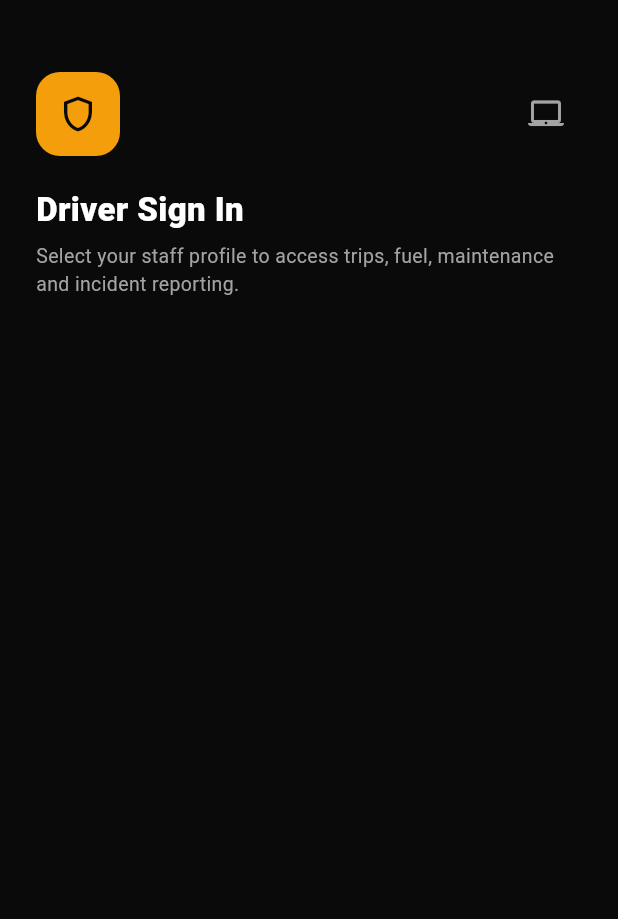
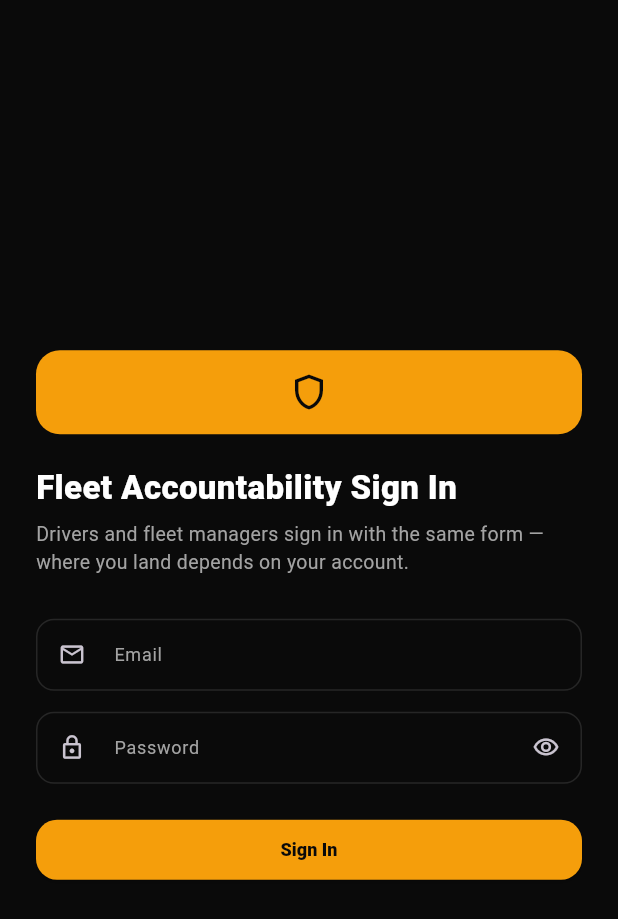
Before and after one commit to baimasonga/Driver-system, a Flutter app: the screen it shows after launch, on a phone screen of 412 x 824 dp. Shown: the top 919 px of the screen. Run offline on Flutter 3.47's test engine with Material 3 defaults, Android fonts, the phone set to English and light mode, and no system bars; our stand-ins replace supabase_flutter; accounts and stored records are empty.

Commit message:
Add real Supabase Auth login and lock down RLS to per-role policies
Replace the permissive placeholder RLS policies from the previous
Supabase migration with real ones, and add the login flow needed to
make them work:

Backend (Supabase):
- New `profiles` table mapping a Supabase Auth user to a role
  ('manager' | 'driver') and, for drivers, their `drivers.id`.
- `is_manager()` / `current_driver_id()` security-definer helpers used
  throughout the RLS policies (EXECUTE restricted to `authenticated`).
- Real per-table policies: managers get full read/write everywhere;
  drivers can only read/write rows tied to their own driver_id (their
  trips, fuel/maintenance requests, incidents, inspections, exceptions
  about them, and their assigned vehicle); spare_parts/tyres/audit_logs
  are manager-only.
- Seeded one Supabase Auth account per existing demo driver plus one
  manager account (credentials in README) so the demo data has real
  logins instead of free-form selection.

App:
- lib/state/auth_provider.dart: wraps Supabase Auth session + profile
  lookup, exposes signIn/signOut.
- lib/root/screens/login_screen.dart: single email/password form for
  both roles.
- lib/root/adaptive_root.dart: now routes signed-out users to login,
  then signed-in users to the web console or driver app by
  profiles.role (not by platform) -- removed the old cross-preview
  toggle, since a driver's RLS-scoped session can't meaningfully
  preview manager-only screens anymore.
- FleetDataProvider.load() now only runs once a session exists; added
  reset() to clear state and drop the Realtime subscription on sign
  out.
- Driver app: dropped the free driver picker in favor of login;
  "Switch Driver" is now "Sign Out".

Co-Authored-By: Claude Sonnet 5 <noreply@anthropic.com>
Claude-Session: https://claude.ai/code/session_01Fk8FeFvDu4jQqJBJ4uwbVz

```diff
--- a/lib/main.dart
+++ b/lib/main.dart
@@ -4,6 +4,7 @@ import 'package:supabase_flutter/supabase_flutter.dart';
 
 import 'config/supabase_config.dart';
 import 'root/adaptive_root.dart';
+import 'state/auth_provider.dart';
 import 'state/fleet_data_provider.dart';
 import 'theme/app_theme.dart';
 
@@ -24,70 +25,47 @@ class FleetApp extends StatefulWidget {
 }
 
 class _FleetAppState extends State<FleetApp> {
+  final AuthProvider _auth = AuthProvider();
   final FleetDataProvider _data = FleetDataProvider();
 
   @override
   void initState() {
     super.initState();
-    _data.load();
+    _auth.addListener(_onAuthChanged);
+    // Handle an already-persisted session from a previous app launch.
+    if (_auth.session != null) _data.load();
+  }
+
+  void _onAuthChanged() {
+    if (_auth.session != null) {
+      if (!_data.isLoaded) _data.load();
+    } else {
+      _data.reset();
+    }
   }
 
   @override
   void dispose() {
+    _auth.removeListener(_onAuthChanged);
+    _auth.dispose();
     _data.dispose();
     super.dispose();
   }
 
   @override
   Widget build(BuildContext context) {
-    return ChangeNotifierProvider<FleetDataProvider>.value(
-      value: _data,
+    return MultiProvider(
+      providers: [
+        ChangeNotifierProvider<AuthProvider>.value(value: _auth),
+        ChangeNotifierProvider<FleetDataProvider>.value(value: _data),
+      ],
       child: MaterialApp(
         title: 'Driver & Fleet Accountability Management',
         debugShowCheckedModeBanner: false,
         theme: AppTheme.dark,
         darkTheme: AppTheme.dark,
         themeMode: ThemeMode.dark,
-        home: Consumer<FleetDataProvider>(
-          builder: (context, data, _) {
-            if (!data.isLoaded) {
-              return const Scaffold(
-                backgroundColor: AppColors.neutral950,
-                body: Center(child: CircularProgressIndicator(color: AppColors.amber500)),
-              );
-            }
-            if (data.loadError != null) {
-              return Scaffold(
-                backgroundColor: AppColors.neutral950,
-                body: Center(
-                  child: Padding(
-                    padding: const EdgeInsets.all(24),
-                    child: Column(
-                      mainAxisSize: MainAxisSize.min,
-                      children: [
-                        const Icon(Icons.cloud_off, color: AppColors.red500, size: 40),
-                        const SizedBox(height: 16),
-                        const Text(
-                          "Couldn't reach the fleet backend",
-                          style: TextStyle(color: Colors.white, fontWeight: FontWeight.w800, fontSize: 16),
-                        ),
-                        const SizedBox(height: 8),
-                        Text(
-                          data.loadError!,
-                          textAlign: TextAlign.center,
-                          style: const TextStyle(color: AppColors.neutral400, fontSize: 12),
-                        ),
-                        const SizedBox(height: 20),
-                        ElevatedButton(onPressed: data.load, child: const Text('Retry')),
-                      ],
-                    ),
-                  ),
-                ),
-              );
-            }
-            return const AdaptiveRoot();
-          },
-        ),
+        home: const AdaptiveRoot(),
       ),
     );
   }
--- a/lib/mobile/screens/driver_select_screen.dart
+++ /dev/null
@@ -1,96 +0,0 @@
-import 'package:flutter/material.dart';
-import 'package:provider/provider.dart';
-
-import '../../state/fleet_data_provider.dart';
-import '../../theme/app_theme.dart';
-
-class DriverSelectScreen extends StatelessWidget {
-  final VoidCallback? onSwitchToWebPreview;
-  final ValueChanged<String> onDriverSelected;
-
-  const DriverSelectScreen({super.key, this.onSwitchToWebPreview, required this.onDriverSelected});
-
-  @override
-  Widget build(BuildContext context) {
-    final data = context.watch<FleetDataProvider>();
-
-    return Scaffold(
-      backgroundColor: AppColors.neutral950,
-      body: SafeArea(
-        child: Padding(
-          padding: const EdgeInsets.all(24),
-          child: Column(
-            crossAxisAlignment: CrossAxisAlignment.start,
-            children: [
-              const SizedBox(height: 24),
-              Row(
-                children: [
-                  Container(
-                    width: 56,
-                    height: 56,
-                    decoration: BoxDecoration(color: AppColors.amber500, borderRadius: BorderRadius.circular(16)),
-                    child: const Icon(Icons.shield_outlined, color: AppColors.neutral950, size: 28),
-                  ),
-                  const Spacer(),
-                  if (onSwitchToWebPreview != null)
-                    IconButton(
-                      tooltip: 'Preview web console',
-                      onPressed: onSwitchToWebPreview,
-                      icon: const Icon(Icons.laptop_mac_outlined, color: AppColors.neutral400),
-                    ),
-                ],
-              ),
-              const SizedBox(height: 20),
-              const Text('Driver Sign In', style: TextStyle(color: Colors.white, fontSize: 22, fontWeight: FontWeight.w900)),
-              const SizedBox(height: 6),
-              const Text(
-                'Select your staff profile to access trips, fuel, maintenance and incident reporting.',
-                style: TextStyle(color: AppColors.neutral400, fontSize: 13),
-              ),
-              const SizedBox(height: 24),
-              Expanded(
-                child: ListView.separated(
-                  itemCount: data.drivers.length,
-                  separatorBuilder: (_, __) => const SizedBox(height: 12),
-                  itemBuilder: (context, i) {
-                    final d = data.drivers[i];
-                    final vehicle = data.vehicleForDriver(d.id);
-                    return InkWell(
-                      borderRadius: BorderRadius.circular(18),
-                      onTap: () => onDriverSelected(d.id),
-                      child: Container(
-                        padding: const EdgeInsets.all(14),
-                        decoration: BoxDecoration(
-                          color: AppColors.neutral900,
-                          borderRadius: BorderRadius.circular(18),
-                          border: Border.all(color: AppColors.neutral800),
-                        ),
-                        child: Row(
-                          children: [
-                            CircleAvatar(radius: 24, backgroundImage: NetworkImage(d.photoUrl)),
-                            const SizedBox(width: 14),
-                            Expanded(
-                              child: Column(
-                                crossAxisAlignment: CrossAxisAlignment.start,
-                                children: [
-                                  Text(d.name, style: const TextStyle(color: Colors.white, fontWeight: FontWeight.w700, fontSize: 14)),
-                                  Text('${d.staffNumber} · ${vehicle?.registrationNumber ?? "Unassigned"}',
-                                      style: const TextStyle(color: AppColors.neutral400, fontSize: 11.5)),
-                                ],
-                              ),
-                            ),
-                            const Icon(Icons.chevron_right, color: AppColors.neutral400),
-                          ],
-                        ),
-                      ),
-                    );
-                  },
-                ),
-              ),
-            ],
-          ),
-        ),
-      ),
-    );
-  }
-}
--- a/lib/root/adaptive_root.dart
+++ b/lib/root/adaptive_root.dart
@@ -1,48 +1,109 @@
-import 'package:flutter/foundation.dart' show kIsWeb;
 import 'package:flutter/material.dart';
+import 'package:provider/provider.dart';
 
 import '../mobile/driver_app_shell.dart';
-import '../mobile/screens/driver_select_screen.dart';
+import '../state/auth_provider.dart';
+import '../state/fleet_data_provider.dart';
+import '../theme/app_theme.dart';
 import '../web/web_dashboard_shell.dart';
+import 'screens/login_screen.dart';
 
 /// Single Flutter codebase, two front-ends: a Fleet Manager web console and
-/// an Android driver app. The platform this binary was built for decides
-/// the default landing experience; either side can still preview the other
-/// for training / demo purposes, mirroring the original combined demo.
-///
-/// Both sides are swapped in-place (no Navigator push) so that switching
-/// back and forth always works regardless of how deep the user has
-/// navigated within either experience.
-class AdaptiveRoot extends StatefulWidget {
+/// an Android driver app, both gated behind the same Supabase Auth sign-in.
+/// Which one a signed-in user lands on is decided by their `profiles.role`,
+/// not by platform -- a manager always gets the console, a driver always
+/// gets the driver app, regardless of whether they're on web or Android.
+class AdaptiveRoot extends StatelessWidget {
   const AdaptiveRoot({super.key});
 
   @override
-  State<AdaptiveRoot> createState() => _AdaptiveRootState();
+  Widget build(BuildContext context) {
+    final auth = context.watch<AuthProvider>();
+
+    if (auth.session == null) {
+      return const LoginScreen();
+    }
+
+    if (auth.isLoadingProfile || auth.profile == null) {
+      return const _FullScreenSpinner();
+    }
+
+    final data = context.watch<FleetDataProvider>();
+
+    if (!data.isLoaded) {
+      return const _FullScreenSpinner();
+    }
+
+    if (data.loadError != null) {
+      return Scaffold(
+        backgroundColor: AppColors.neutral950,
+        body: Center(
+          child: Padding(
+            padding: const EdgeInsets.all(24),
+            child: Column(
+              mainAxisSize: MainAxisSize.min,
+              children: [
+                const Icon(Icons.cloud_off, color: AppColors.red500, size: 40),
+                const SizedBox(height: 16),
+                const Text(
+                  "Couldn't reach the fleet backend",
+                  style: TextStyle(color: Colors.white, fontWeight: FontWeight.w800, fontSize: 16),
+                ),
+                const SizedBox(height: 8),
+                Text(
+                  data.loadError!,
+                  textAlign: TextAlign.center,
+                  style: const TextStyle(color: AppColors.neutral400, fontSize: 12),
+                ),
+                const SizedBox(height: 20),
+                ElevatedButton(onPressed: data.load, child: const Text('Retry')),
+              ],
+            ),
+          ),
+        ),
+      );
+    }
+
+    if (auth.profile!.isManager) {
+      return const WebDashboardShell();
+    }
+
+    final driverId = auth.profile!.driverId;
+    if (driverId == null) {
+      return Scaffold(
+        backgroundColor: AppColors.neutral950,
+        body: Center(
+          child: Padding(
+            padding: const EdgeInsets.all(24),
+            child: Column(
+              mainAxisSize: MainAxisSize.min,
+              children: [
+                const Text(
+                  'This account has no linked driver profile.',
+                  style: TextStyle(color: Colors.white, fontWeight: FontWeight.w700),
+                  textAlign: TextAlign.center,
+                ),
+                const SizedBox(height: 16),
+                ElevatedButton(onPressed: auth.signOut, child: const Text('Sign Out')),
+              ],
+            ),
+          ),
+        ),
+      );
+    }
+
+    return DriverAppShell(driverId: driverId);
+  }
 }
 
-class _AdaptiveRootState extends State<AdaptiveRoot> {
-  late bool _showWeb = kIsWeb;
-  String? _selectedDriverId;
+class _FullScreenSpinner extends StatelessWidget {
+  const _FullScreenSpinner();
 
   @override
   Widget build(BuildContext context) {
-    if (_showWeb) {
-      return WebDashboardShell(onSwitchToMobilePreview: () => setState(() => _showWeb = false));
-    }
-
-    final onSwitchToWebPreview = kIsWeb ? null : () => setState(() => _showWeb = true);
-
-    if (_selectedDriverId == null) {
-      return DriverSelectScreen(
-        onSwitchToWebPreview: onSwitchToWebPreview,
-        onDriverSelected: (id) => setState(() => _selectedDriverId = id),
-      );
-    }
-
-    return DriverAppShell(
-      driverId: _selectedDriverId!,
-      onSwitchToWebPreview: onSwitchToWebPreview,
-      onSwitchDriver: () => setState(() => _selectedDriverId = null),
+    return const Scaffold(
+      backgroundColor: AppColors.neutral950,
+      body: Center(child: CircularProgressIndicator(color: AppColors.amber500)),
     );
   }
 }
--- /dev/null
+++ b/lib/root/screens/login_screen.dart
@@ -0,0 +1,110 @@
+import 'package:flutter/material.dart';
+import 'package:provider/provider.dart';
+
+import '../../state/auth_provider.dart';
+import '../../theme/app_theme.dart';
+
+class LoginScreen extends StatefulWidget {
+  const LoginScreen({super.key});
+
+  @override
+  State<LoginScreen> createState() => _LoginScreenState();
+}
+
+class _LoginScreenState extends State<LoginScreen> {
+  final _emailController = TextEditingController();
+  final _passwordController = TextEditingController();
+  bool _submitting = false;
+  bool _obscure = true;
+
+  @override
+  void dispose() {
+    _emailController.dispose();
+    _passwordController.dispose();
+    super.dispose();
+  }
+
+  Future<void> _submit(AuthProvider auth) async {
+    setState(() => _submitting = true);
+    await auth.signIn(_emailController.text, _passwordController.text);
+    if (mounted) setState(() => _submitting = false);
+  }
+
+  @override
+  Widget build(BuildContext context) {
+    final auth = context.watch<AuthProvider>();
+
+    return Scaffold(
+      backgroundColor: AppColors.neutral950,
+      body: SafeArea(
+        child: Center(
+          child: SingleChildScrollView(
+            padding: const EdgeInsets.all(24),
+            child: ConstrainedBox(
+              constraints: const BoxConstraints(maxWidth: 380),
+              child: Column(
+                crossAxisAlignment: CrossAxisAlignment.stretch,
+                mainAxisSize: MainAxisSize.min,
+                children: [
+                  Container(
+                    width: 56,
+                    height: 56,
+                    alignment: Alignment.center,
+                    decoration: BoxDecoration(color: AppColors.amber500, borderRadius: BorderRadius.circular(16)),
+                    child: const Icon(Icons.shield_outlined, color: AppColors.neutral950, size: 28),
+                  ),
+                  const SizedBox(height: 20),
+                  const Text('Fleet Accountability Sign In', style: TextStyle(color: Colors.white, fontSize: 22, fontWeight: FontWeight.w900)),
+                  const SizedBox(height: 6),
+                  const Text(
+                    'Drivers and fleet managers sign in with the same form — where you land depends on your account.',
+                    style: TextStyle(color: AppColors.neutral400, fontSize: 13),
+                  ),
+                  const SizedBox(height: 28),
+                  TextField(
+                    controller: _emailController,
+                    keyboardType: TextInputType.emailAddress,
+                    decoration: const InputDecoration(labelText: 'Email', prefixIcon: Icon(Icons.email_outlined, size: 18)),
+                  ),
+                  const SizedBox(height: 14),
+                  TextField(
+                    controller: _passwordController,
+                    obscureText: _obscure,
+                    onSubmitted: (_) => _submitting ? null : _submit(auth),
+                    decoration: InputDecoration(
+                      labelText: 'Password',
+                      prefixIcon: const Icon(Icons.lock_outline, size: 18),
+                      suffixIcon: IconButton(
+                        icon: Icon(_obscure ? Icons.visibility_outlined : Icons.visibility_off_outlined, size: 18),
+                        onPressed: () => setState(() => _obscure = !_obscure),
+                      ),
+                    ),
+                  ),
+                  if (auth.authError != null) ...[
+                    const SizedBox(height: 12),
+                    Container(
+                      padding: const EdgeInsets.all(10),
+                      decoration: BoxDecoration(color: AppColors.red500.withOpacity(0.1), borderRadius: BorderRadius.circular(12)),
+                      child: Text(auth.authError!, style: const TextStyle(color: AppColors.red500, fontSize: 12)),
+                    ),
+                  ],
+                  const SizedBox(height: 20),
+                  ElevatedButton(
+                    onPressed: _submitting ? null : () => _submit(auth),
+                    child: _submitting
+                        ? const SizedBox(
+                            width: 16,
+                            height: 16,
+                            child: CircularProgressIndicator(strokeWidth: 2, color: AppColors.neutral950),
+                          )
+                        : const Text('Sign In'),
+                  ),
+                ],
+              ),
+            ),
+          ),
+        ),
+      ),
+    );
+  }
+}
--- /dev/null
+++ b/lib/state/auth_provider.dart
@@ -0,0 +1,96 @@
+import 'dart:async';
+
+import 'package:flutter/foundation.dart';
+import 'package:supabase_flutter/supabase_flutter.dart';
+
+/// The signed-in user's role + linked driver record, read from `profiles`.
+class AppProfile {
+  final String id;
+  final String role; // 'manager' | 'driver'
+  final String? driverId;
+  final String? fullName;
+  final String? email;
+
+  const AppProfile({required this.id, required this.role, this.driverId, this.fullName, this.email});
+
+  bool get isManager => role == 'manager';
+
+  factory AppProfile.fromRow(Map<String, dynamic> r) => AppProfile(
+        id: r['id'],
+        role: r['role'],
+        driverId: r['driver_id'],
+        fullName: r['full_name'],
+        email: r['email'],
+      );
+}
+
+/// Wraps Supabase Auth: tracks the current session, loads the matching
+/// `profiles` row (role + linked driver) once signed in, and exposes
+/// sign-in/sign-out. All API data access is gated behind this -- the
+/// backend's Row Level Security policies require an authenticated session.
+class AuthProvider extends ChangeNotifier {
+  final SupabaseClient _client = Supabase.instance.client;
+  StreamSubscription<AuthState>? _authSub;
+
+  Session? session;
+  AppProfile? profile;
+  bool isLoadingProfile = false;
+  String? authError;
+
+  AuthProvider() {
+    session = _client.auth.currentSession;
+    _authSub = _client.auth.onAuthStateChange.listen((state) {
+      session = state.session;
+      if (session == null) {
+        profile = null;
+        notifyListeners();
+      } else {
+        _loadProfile();
+      }
+    });
+    if (session != null) _loadProfile();
+  }
+
+  Future<void> _loadProfile() async {
+    isLoadingProfile = true;
+    notifyListeners();
+    try {
+      final row = await _client.from('profiles').select().eq('id', session!.user.id).single();
+      profile = AppProfile.fromRow(row);
+    } catch (error) {
+      debugPrint('Failed to load profile: $error');
+      profile = null;
+    } finally {
+      isLoadingProfile = false;
+      notifyListeners();
+    }
+  }
+
+  Future<bool> signIn(String email, String password) async {
+    authError = null;
+    notifyListeners();
+    try {
+      await _client.auth.signInWithPassword(email: email.trim(), password: password);
+      return true;
+    } on AuthException catch (error) {
+      authError = error.message;
+      notifyListeners();
+      return false;
+    } catch (error) {
+      authError = 'Could not sign in: $error';
+      notifyListeners();
+      return false;
+    }
+  }
+
+  Future<void> signOut() async {
+    await _client.auth.signOut();
+    profile = null;
+  }
+
+  @override
+  void dispose() {
+    _authSub?.cancel();
+    super.dispose();
+  }
+}
```
Also changed, not shown: lib/mobile/driver_app_shell.dart (+4 -10 lines), lib/mobile/screens/more_tab.dart (+6 -6 lines), lib/state/fleet_data_provider.dart (+25 -0 lines), lib/web/web_dashboard_shell.dart (+17 -11 lines), 2 other files.
